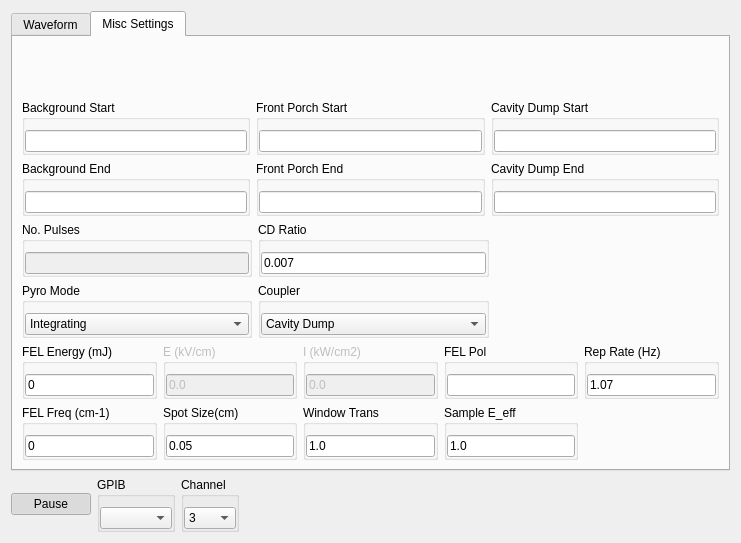
Above: InstsAndQt/PyroOscope/Oscilloscope.ui from SherwinGroup/InstrumentLibrary-yolo before the change. Below: the same form after it.
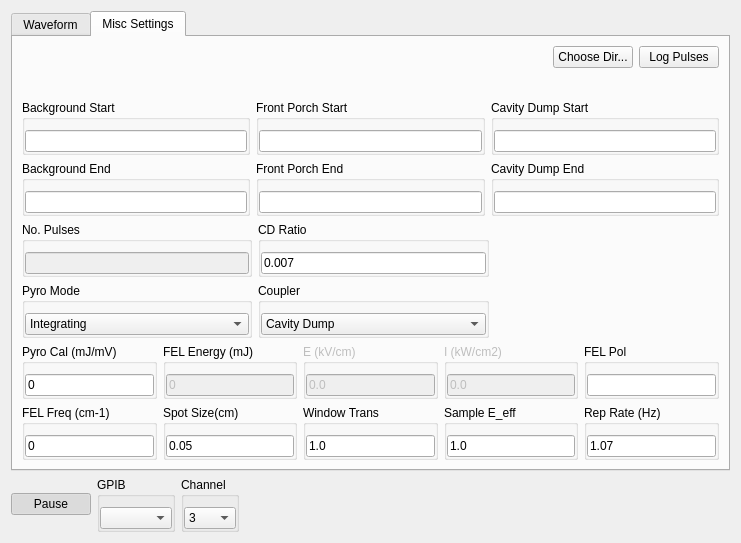
That is the form after the change. The open tabs and pages were chosen to show the change. Custom widgets are drawn as their Qt base class.

Commit message:
Calibration of the pyro
TK reading widget, pyro calibration tool, pyro widget accoutns for being
calibrated

Patch:
```diff
--- a/InstsAndQt/PyroOscope/Oscilloscope.ui
+++ b/InstsAndQt/PyroOscope/Oscilloscope.ui
@@ -72,6 +72,43 @@
        <string>Misc Settings</string>
       </attribute>
       <layout class="QVBoxLayout" name="verticalLayout_3">
+       <item>
+        <layout class="QHBoxLayout" name="horizontalLayout_7">
+         <property name="bottomMargin">
+          <number>0</number>
+         </property>
+         <item>
+          <spacer name="horizontalSpacer_3">
+           <property name="orientation">
+            <enum>Qt::Horizontal</enum>
+           </property>
+           <property name="sizeHint" stdset="0">
+            <size>
+             <width>40</width>
+             <height>20</height>
+            </size>
+           </property>
+          </spacer>
+         </item>
+         <item>
+          <widget class="QPushButton" name="bLogDir">
+           <property name="text">
+            <string>Choose Dir...</string>
+           </property>
+          </widget>
+         </item>
+         <item>
+          <widget class="QPushButton" name="bLogData">
+           <property name="text">
+            <string>Log Pulses</string>
+           </property>
+           <property name="checkable">
+            <bool>true</bool>
+           </property>
+          </widget>
+         </item>
+        </layout>
+       </item>
        <item>
         <spacer name="verticalSpacer">
          <property name="orientation">
@@ -419,43 +456,6 @@
        </item>
        <item>
         <layout class="QGridLayout" name="gridLayout_2">
-         <item row="0" column="0">
-          <widget class="QGroupBox" name="groupBox_40">
-           <property name="title">
-            <string>FEL Energy (mJ)</string>
-           </property>
-           <property name="flat">
-            <bool>true</bool>
-           </property>
-           <property name="checkable">
-            <bool>false</bool>
-           </property>
-           <layout class="QGridLayout" name="gridLayout_10">
-            <property name="leftMargin">
-             <number>0</number>
-            </property>
-            <property name="topMargin">
-             <number>10</number>
-            </property>
-            <property name="rightMargin">
-             <number>0</number>
-            </property>
-            <property name="bottomMargin">
-             <number>0</number>
-            </property>
-            <property name="spacing">
-             <number>0</number>
-            </property>
-            <item row="0" column="0">
-             <widget class="QFNumberEdit" name="tFELP">
-              <property name="text">
-               <string>0</string>
-              </property>
-             </widget>
-            </item>
-           </layout>
-          </widget>
-         </item>
          <item row="1" column="1">
           <widget class="QGroupBox" name="groupBox_55">
            <property name="title">
@@ -490,74 +490,6 @@
            </layout>
           </widget>
          </item>
-         <item row="0" column="1">
-          <widget class="QGroupBox" name="groupBox_59">
-           <property name="enabled">
-            <bool>false</bool>
-           </property>
-           <property name="title">
-            <string>E (kV/cm)</string>
-           </property>
-           <property name="flat">
-            <bool>true</bool>
-           </property>
-           <layout class="QHBoxLayout" name="horizontalLayout_56">
-            <property name="leftMargin">
-             <number>0</number>
-            </property>
-            <property name="topMargin">
-             <number>10</number>
-            </property>
-            <property name="rightMargin">
-             <number>0</number>
-            </property>
-            <property name="bottomMargin">
-             <number>0</number>
-            </property>
-            <item>
-             <widget class="QLineEdit" name="tEField">
-              <property name="text">
-               <string>0.0</string>
-              </property>
-             </widget>
-            </item>
-           </layout>
-          </widget>
-         </item>
-         <item row="0" column="2">
-          <widget class="QGroupBox" name="groupBox_60">
-           <property name="enabled">
-            <bool>false</bool>
-           </property>
-           <property name="title">
-            <string>I (kW/cm2)</string>
-           </property>
-           <property name="flat">
-            <bool>true</bool>
-           </property>
-           <layout class="QHBoxLayout" name="horizontalLayout_57">
-            <property name="leftMargin">
-             <number>0</number>
-            </property>
-            <property name="topMargin">
-             <number>10</number>
-            </property>
-            <property name="rightMargin">
-             <number>0</number>
-            </property>
-            <property name="bottomMargin">
-             <number>0</number>
-            </property>
-            <item>
-             <widget class="QLineEdit" name="tIntensity">
-              <property name="text">
-               <string>0.0</string>
-              </property>
-             </widget>
-            </item>
-           </layout>
-          </widget>
-         </item>
          <item row="1" column="0">
           <widget class="QGroupBox" name="groupBox_39">
            <property name="title">
@@ -657,34 +589,7 @@
            </layout>
           </widget>
          </item>
-         <item row="0" column="3">
-          <widget class="QGroupBox" name="groupBox_3">
-           <property name="title">
-            <string>FEL Pol</string>
-           </property>
-           <property name="flat">
-            <bool>true</bool>
-           </property>
-           <layout class="QHBoxLayout" name="horizontalLayout_5">
-            <property name="leftMargin">
-             <number>0</number>
-            </property>
-            <property name="topMargin">
-             <number>10</number>
-            </property>
-            <property name="rightMargin">
-             <number>0</number>
-            </property>
-            <property name="bottomMargin">
-             <number>0</number>
-            </property>
-            <item>
-             <widget class="QLineEdit" name="tFELPol"/>
-            </item>
-           </layout>
-          </widget>
-         </item>
-         <item row="0" column="4">
+         <item row="1" column="4">
           <widget class="QGroupBox" name="groupBox_41">
            <property name="title">
             <string>Rep Rate (Hz)</string>
@@ -721,6 +626,175 @@
            </layout>
           </widget>
          </item>
+         <item row="0" column="4">
+          <widget class="QGroupBox" name="groupBox_3">
+           <property name="title">
+            <string>FEL Pol</string>
+           </property>
+           <property name="flat">
+            <bool>true</bool>
+           </property>
+           <layout class="QHBoxLayout" name="horizontalLayout_5">
+            <property name="leftMargin">
+             <number>0</number>
+            </property>
+            <property name="topMargin">
+             <number>10</number>
+            </property>
+            <property name="rightMargin">
+             <number>0</number>
+            </property>
+            <property name="bottomMargin">
+             <number>0</number>
+            </property>
+            <item>
+             <widget class="QLineEdit" name="tFELPol"/>
+            </item>
+           </layout>
+          </widget>
+         </item>
+         <item row="0" column="3">
+          <widget class="QGroupBox" name="groupBox_60">
+           <property name="enabled">
+            <bool>false</bool>
+           </property>
+           <property name="title">
+            <string>I (kW/cm2)</string>
+           </property>
+           <property name="flat">
+            <bool>true</bool>
+           </property>
+           <layout class="QHBoxLayout" name="horizontalLayout_57">
+            <property name="leftMargin">
+             <number>0</number>
+            </property>
+            <property name="topMargin">
+             <number>10</number>
+            </property>
+            <property name="rightMargin">
+             <number>0</number>
+            </property>
+            <property name="bottomMargin">
+             <number>0</number>
+            </property>
+            <item>
+             <widget class="QLineEdit" name="tIntensity">
+              <property name="text">
+               <string>0.0</string>
+              </property>
+             </widget>
+            </item>
+           </layout>
+          </widget>
+         </item>
+         <item row="0" column="2">
+          <widget class="QGroupBox" name="groupBox_59">
+           <property name="enabled">
+            <bool>false</bool>
+           </property>
+           <property name="title">
+            <string>E (kV/cm)</string>
+           </property>
+           <property name="flat">
+            <bool>true</bool>
+           </property>
+           <layout class="QHBoxLayout" name="horizontalLayout_56">
+            <property name="leftMargin">
+             <number>0</number>
+            </property>
+            <property name="topMargin">
+             <number>10</number>
+            </property>
+            <property name="rightMargin">
+             <number>0</number>
+            </property>
+            <property name="bottomMargin">
+             <number>0</number>
+            </property>
+            <item>
+             <widget class="QLineEdit" name="tEField">
+              <property name="text">
+               <string>0.0</string>
+              </property>
+             </widget>
+            </item>
+           </layout>
+          </widget>
+         </item>
+         <item row="0" column="1">
+          <widget class="QGroupBox" name="groupBox_40">
+           <property name="title">
+            <string>FEL Energy (mJ)</string>
+           </property>
+           <property name="flat">
+            <bool>true</bool>
+           </property>
+           <property name="checkable">
+            <bool>false</bool>
+           </property>
+           <layout class="QGridLayout" name="gridLayout_10">
+            <property name="leftMargin">
+             <number>0</number>
+            </property>
+            <property name="topMargin">
+             <number>10</number>
+            </property>
+            <property name="rightMargin">
+             <number>0</number>
+            </property>
+            <property name="bottomMargin">
+             <number>0</number>
+            </property>
+            <property name="spacing">
+             <number>0</number>
+            </property>
+            <item row="0" column="0">
+             <widget class="QFNumberEdit" name="tFELP">
+              <property name="enabled">
+               <bool>false</bool>
+              </property>
+              <property name="text">
+               <string>0</string>
+              </property>
+              <property name="readOnly">
+               <bool>true</bool>
+              </property>
+             </widget>
+            </item>
+           </layout>
+          </widget>
+         </item>
+         <item row="0" column="0">
+          <widget class="QGroupBox" name="groupBox_4">
+           <property name="title">
+            <string>Pyro Cal (mJ/mV)</string>
+           </property>
+           <property name="flat">
+            <bool>true</bool>
+           </property>
+           <layout class="QHBoxLayout" name="horizontalLayout_6">
+            <property name="leftMargin">
+             <number>0</number>
+            </property>
+            <property name="topMargin">
+             <number>10</number>
+            </property>
+            <property name="rightMargin">
+             <number>0</number>
+            </property>
+            <property name="bottomMargin">
+             <number>0</number>
+            </property>
+            <item>
+             <widget class="QFNumberEdit" name="tCalFactor">
+              <property name="text">
+               <string>0</string>
+              </property>
+             </widget>
+            </item>
+           </layout>
+          </widget>
+         </item>
         </layout>
        </item>
       </layout>
```
The commit also changes 13 other files.
